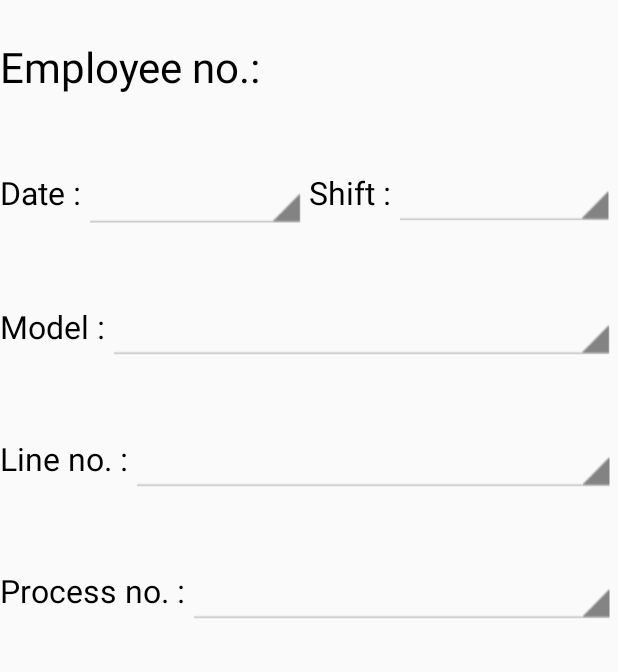
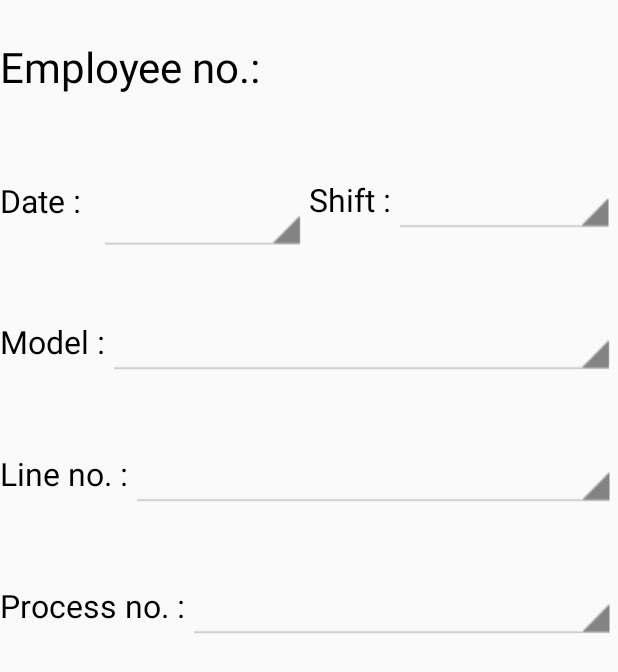
Before and after one commit to 4UForever/minebea-phrase2, an Android app: the layout dialog_emp_listselect.xml on its own in the app's theme, with its tools: preview values and no code run, on a phone screen of 412 x 824 dp. Shown: the top 672 px of the screen. Run offline under Robolectric (Android 15) with nearby library versions, the phone set to English and light mode, and no system bars.

Commit message:
Improve UI

```diff
--- a/app/src/main/java/com/devsenses/minebea/dialog/DialogModelSelect.java
+++ b/app/src/main/java/com/devsenses/minebea/dialog/DialogModelSelect.java
@@ -77,6 +77,8 @@ public class DialogModelSelect extends MaterialDialog.Builder {
         dateFormatter = new SimpleDateFormat("yyyy-MM-dd", Locale.US);
         editDate = (EditText) customView.findViewById(R.id.editDate);
         editDate.setInputType(InputType.TYPE_NULL);
+        Calendar newDate = Calendar.getInstance();
+        editDate.setText(dateFormatter.format(newDate.getTime()));
 
         spinnerShift = (Spinner) customView.findViewById(R.id.spinnerShift);
         spinnerModel = (Spinner) customView.findViewById(R.id.spinnerModel);
--- a/app/src/main/res/layout/dialog_emp_listselect.xml
+++ b/app/src/main/res/layout/dialog_emp_listselect.xml
@@ -1,31 +1,32 @@
 <?xml version="1.0" encoding="utf-8"?>
 <LinearLayout xmlns:android="http://schemas.android.com/apk/res/android"
-    android:orientation="vertical"
     android:layout_width="match_parent"
     android:layout_height="match_parent"
     android:focusable="true"
-    android:focusableInTouchMode="true">
+    android:focusableInTouchMode="true"
+    android:orientation="vertical">
 
     <LinearLayout
-        android:orientation="horizontal"
         android:layout_width="fill_parent"
-        android:layout_height="wrap_content">
+        android:layout_height="wrap_content"
+        android:orientation="horizontal">
 
         <TextView
-            android:layout_marginTop="25dp"
             android:layout_width="wrap_content"
             android:layout_height="wrap_content"
-            android:textSize="@dimen/textSizeBig"
+            android:layout_marginTop="25dp"
+            android:text="@string/text_emp_no"
             android:textColor="@color/black"
-            android:text="@string/text_emp_no" />
+            android:textSize="@dimen/textSizeBig" />
+
         <TextView
-            android:layout_marginTop="25dp"
+            android:id="@+id/textEmpNo"
             android:layout_width="wrap_content"
             android:layout_height="wrap_content"
-            android:textSize="@dimen/textSizeBig"
+            android:layout_marginTop="25dp"
+            android:text=""
             android:textColor="@color/blueText"
-            android:text=""
-            android:id="@+id/textEmpNo" />
+            android:textSize="@dimen/textSizeBig" />
     </LinearLayout>
 
     <LinearLayout
@@ -37,9 +38,9 @@
         <LinearLayout
             android:layout_width="0dp"
             android:layout_height="wrap_content"
-            android:gravity="center_vertical"
             android:layout_gravity="center_vertical"
-            android:layout_weight="1">
+            android:layout_weight="1"
+            android:gravity="center_vertical">
 
             <TextView
                 android:layout_width="wrap_content"
@@ -53,17 +54,19 @@
                 style="@style/spinner_wh"
                 android:layout_width="0dp"
                 android:layout_height="wrap_content"
+                android:layout_marginLeft="10dp"
+                android:layout_marginTop="10dp"
                 android:layout_weight="1"
-                android:textColor="@color/black"
-                android:textSize="@dimen/textSizeNormal"/>
+                android:textColor="#757575"
+                android:textSize="@dimen/textSizeNormal" />
         </LinearLayout>
 
         <LinearLayout
             android:layout_width="0dp"
             android:layout_height="wrap_content"
-            android:gravity="center_vertical"
             android:layout_gravity="center_vertical"
-            android:layout_weight="1">
+            android:layout_weight="1"
+            android:gravity="center_vertical">
 
             <TextView
                 android:layout_width="wrap_content"
@@ -82,69 +85,69 @@
     </LinearLayout>
 
     <LinearLayout
-        android:layout_marginTop="40dp"
-        android:orientation="horizontal"
         android:layout_width="match_parent"
         android:layout_height="wrap_content"
+        android:layout_gravity="center_vertical"
+        android:layout_marginTop="40dp"
         android:gravity="center_vertical"
-        android:layout_gravity="center_vertical">
+        android:orientation="horizontal">
 
         <TextView
-            android:textSize="@dimen/textSizeNormal"
-            android:textColor="@color/black"
             android:layout_width="wrap_content"
             android:layout_height="wrap_content"
-            android:text="@string/text_model" />
+            android:text="@string/text_model"
+            android:textColor="@color/black"
+            android:textSize="@dimen/textSizeNormal" />
 
         <Spinner
+            android:id="@+id/spinnerModel"
             style="@style/spinner_wh"
             android:layout_width="0dp"
             android:layout_height="wrap_content"
-            android:id="@+id/spinnerModel"
             android:layout_weight="1" />
     </LinearLayout>
 
     <LinearLayout
+        android:layout_width="match_parent"
+        android:layout_height="wrap_content"
+        android:layout_marginTop="40dp"
         android:gravity="center_vertical"
-        android:layout_marginTop="40dp"
-        android:orientation="horizontal"
-        android:layout_width="match_parent"
-        android:layout_height="wrap_content">
+        android:orientation="horizontal">
 
         <TextView
-            android:textSize="@dimen/textSizeNormal"
-            android:textColor="@color/black"
             android:layout_width="wrap_content"
             android:layout_height="wrap_content"
-            android:text="@string/text_line_no" />
+            android:text="@string/text_line_no"
+            android:textColor="@color/black"
+            android:textSize="@dimen/textSizeNormal" />
 
         <Spinner
+            android:id="@+id/spinnerLineNo"
             style="@style/spinner_wh"
             android:layout_width="0dp"
             android:layout_height="wrap_content"
-            android:id="@+id/spinnerLineNo"
             android:layout_weight="1" />
     </LinearLayout>
 
     <LinearLayout
+        android:layout_width="match_parent"
+        android:layout_height="wrap_content"
+        android:layout_marginTop="40dp"
         android:gravity="center_vertical"
-        android:layout_marginTop="40dp"
-        android:orientation="horizontal"
-        android:layout_width="match_parent"
-        android:layout_height="wrap_content">
+        android:orientation="horizontal">
 
         <TextView
-            android:textSize="@dimen/textSizeNormal"
-            android:textColor="@color/black"
             android:layout_width="wrap_content"
             android:layout_height="wrap_content"
-            android:text="@string/text_process_no"/>
+            android:text="@string/text_process_no"
+            android:textColor="@color/black"
+            android:textSize="@dimen/textSizeNormal" />
 
         <Spinner
+            android:id="@+id/spinnerProcessNo"
             style="@style/spinner_wh"
             android:layout_width="0dp"
             android:layout_height="wrap_content"
-            android:id="@+id/spinnerProcessNo"
             android:layout_weight="1" />
     </LinearLayout>
 
```
